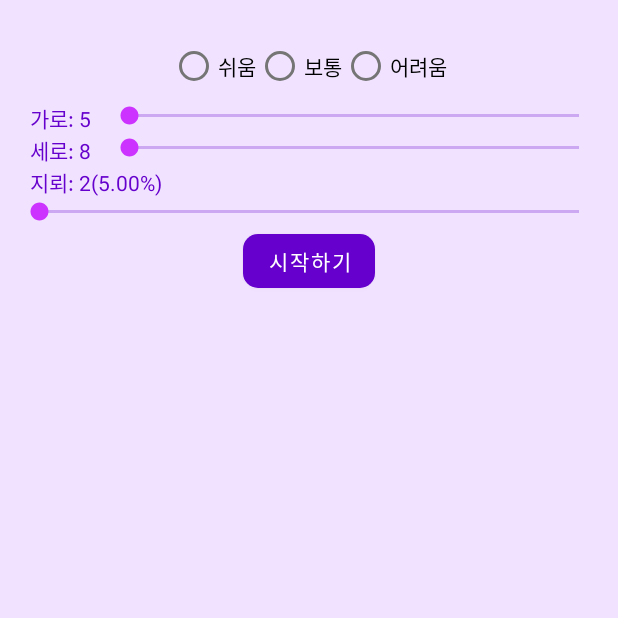
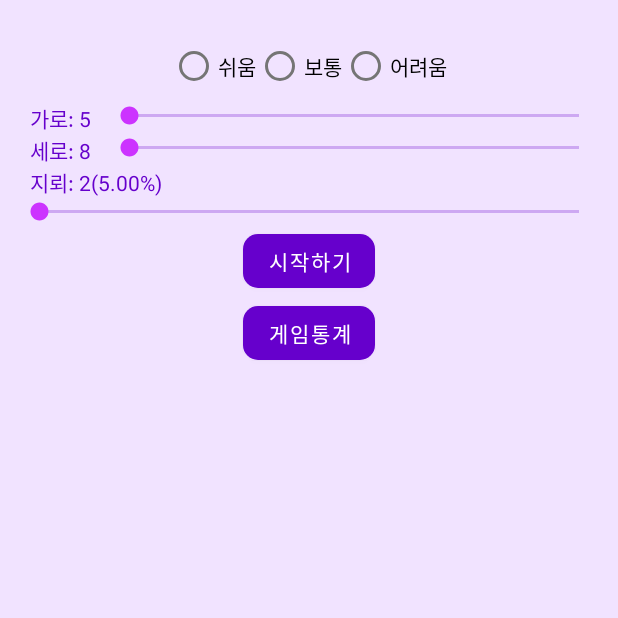
Before and after one commit to fabbitox/MineSweeperPR, an Android app: the screen it shows after launch (MainActivity), on a phone screen of 412 x 824 dp, the top half of it. Run offline under Robolectric (Android 15) with nearby library versions, the phone set to English and light mode, and no system bars.

Commit message:
add statistics

```diff
--- a/app/src/main/AndroidManifest.xml
+++ b/app/src/main/AndroidManifest.xml
@@ -10,9 +10,13 @@
         android:supportsRtl="true"
         android:theme="@style/Theme.MinesweeperPR">
         <activity
-            android:name=".MainActivity">
+            android:name=".Statistics"
+            android:exported="false" />
+        <activity android:name=".MainActivity"
+            android:exported="true">
             <intent-filter>
                 <action android:name="android.intent.action.MAIN" />
+
                 <category android:name="android.intent.category.LAUNCHER" />
             </intent-filter>
         </activity>
--- /dev/null
+++ b/app/src/main/java/com/first/minesweeperpr/Level.java
@@ -0,0 +1,5 @@
+package com.first.minesweeperpr;
+
+public enum Level {
+    EASY, NORMAL, HARD, CUSTOM
+}
--- a/app/src/main/java/com/first/minesweeperpr/MainActivity.java
+++ b/app/src/main/java/com/first/minesweeperpr/MainActivity.java
@@ -1,6 +1,7 @@
 package com.first.minesweeperpr;
 
 import android.annotation.SuppressLint;
+import android.content.Intent;
 import android.os.Bundle;
 import android.view.View;
 import android.widget.Button;
@@ -69,12 +70,12 @@ public class MainActivity extends AppCompatActivity {
         SeekBar mineBar = findViewById(R.id.mine_bar);
         Button startBtn = findViewById(R.id.start_btn);
         Button restartBtn = findViewById(R.id.restart_btn);
-        View root = findViewById(R.id.root);
         remainedTv = findViewById(R.id.remained_count);
         explodedTv = findViewById(R.id.exploded_count);
         gameUi = findViewById(R.id.for_game);
         flagBtn = findViewById(R.id.flag_btn);
         timerView = findViewById(R.id.time);
+        Button statisticsBtn = findViewById(R.id.statistics_btn);
 
         // initialize variables
         overFlag = false;
@@ -82,7 +83,6 @@ public class MainActivity extends AppCompatActivity {
         flagChecked = false;
         finishFlag = false;
         firstFlag = true;
-        root.setBackgroundColor(0xcceeddff);// 배경 색
         game = Game.getInstance();
         toBeOpen = new LinkedList<>();
         final int[] counts = {5, 8, 4};
@@ -200,12 +200,18 @@ public class MainActivity extends AppCompatActivity {
                 ib.setImageResource(R.drawable.flag);
             }
         });
+
+        statisticsBtn.setOnClickListener(v -> {
+            Intent intent = new Intent(getApplicationContext(), Statistics.class);
+            startActivity(intent);
+        });
     }
 
     private void restartSetting(View valueInput, View gameUi, ImageButton flagBtn) {
         valueInput.setVisibility(View.VISIBLE);
         gameUi.setVisibility(View.INVISIBLE);
         overFlag = false;
+        pauseFlag = false;
         foundIndex = 0;
         flagChecked = false;
         flagBtn.setImageResource(R.drawable.mine);
--- /dev/null
+++ b/app/src/main/res/drawable/ic_baseline_delete_24.xml
@@ -0,0 +1,5 @@
+<vector android:height="24dp" android:tint="#6600CC"
+    android:viewportHeight="24" android:viewportWidth="24"
+    android:width="24dp" xmlns:android="http://schemas.android.com/apk/res/android">
+    <path android:fillColor="@android:color/white" android:pathData="M6,19c0,1.1 0.9,2 2,2h8c1.1,0 2,-0.9 2,-2V7H6v12zM19,4h-3.5l-1,-1h-5l-1,1H5v2h14V4z"/>
+</vector>
--- a/app/src/main/res/layout/activity_main.xml
+++ b/app/src/main/res/layout/activity_main.xml
@@ -2,9 +2,10 @@
 <FrameLayout xmlns:android="http://schemas.android.com/apk/res/android"
     xmlns:app="http://schemas.android.com/apk/res-auto"
     xmlns:tools="http://schemas.android.com/tools"
-    android:id="@+id/root"
+    android:id="@+id/main_root"
     android:layout_width="match_parent"
     android:layout_height="match_parent"
+    android:background="#CCEEDDFF"
     android:orientation="vertical"
     tools:context=".MainActivity">
 
@@ -26,19 +27,22 @@
                 android:id="@+id/easy"
                 android:layout_width="wrap_content"
                 android:layout_height="wrap_content"
-                android:text="@string/easy_text" />
+                android:text="@string/easy_text"
+                tools:ignore="TextContrastCheck" />
 
             <RadioButton
                 android:id="@+id/normal"
                 android:layout_width="wrap_content"
                 android:layout_height="wrap_content"
-                android:text="@string/normal_text" />
+                android:text="@string/normal_text"
+                tools:ignore="TextContrastCheck" />
 
             <RadioButton
                 android:id="@+id/hard"
                 android:layout_width="wrap_content"
                 android:layout_height="wrap_content"
-                android:text="@string/hard_text" />
+                android:text="@string/hard_text"
+                tools:ignore="TextContrastCheck" />
         </RadioGroup>
 
         <LinearLayout
@@ -109,6 +113,16 @@
             android:layout_height="wrap_content"
             android:layout_gravity="center_horizontal"
             android:text="@string/start_text"
+            android:textColor="@color/white"
+            app:backgroundTint="#6600CC"
+            app:cornerRadius="10dp" />
+
+        <Button
+            android:id="@+id/statistics_btn"
+            android:layout_width="wrap_content"
+            android:layout_height="wrap_content"
+            android:layout_gravity="center_horizontal"
+            android:text="@string/statistics_text"
             android:textColor="@color/white"
             app:backgroundTint="#6600CC"
             app:cornerRadius="10dp" />
--- a/app/src/main/res/values/strings.xml
+++ b/app/src/main/res/values/strings.xml
@@ -12,4 +12,10 @@
     <string name="easy_text">쉬움</string>
     <string name="normal_text">보통</string>
     <string name="hard_text">어려움</string>
+    <string name="statistics_text">게임통계</string>
+    <string name="record">최고기록</string>
+    <string name="total_played">전체 게임</string>
+    <string name="games_won">승리한 게임</string>
+    <string name="winning_rate">승률</string>
+    <string name="del_rec_text">기록 삭제</string>
 </resources>
```
Also changed, not shown: app/src/main/java/com/first/minesweeperpr/Statistics.java (added, +14 -0 lines), app/src/main/res/layout/activity_statistics.xml (added, +170 -0 lines).
